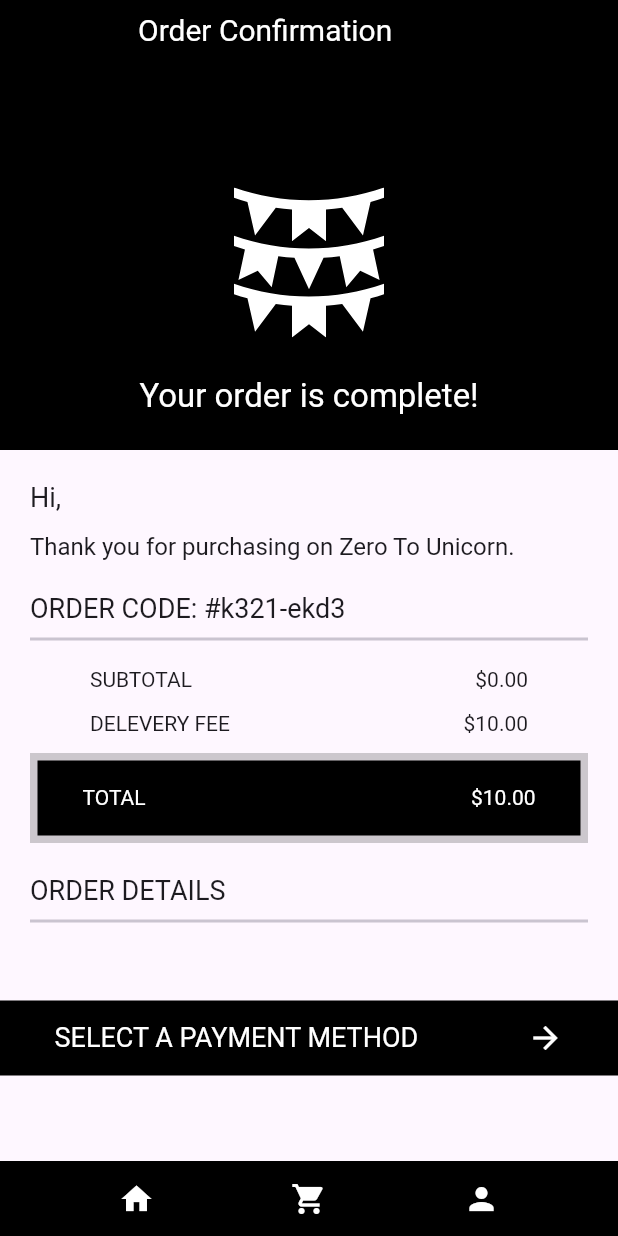
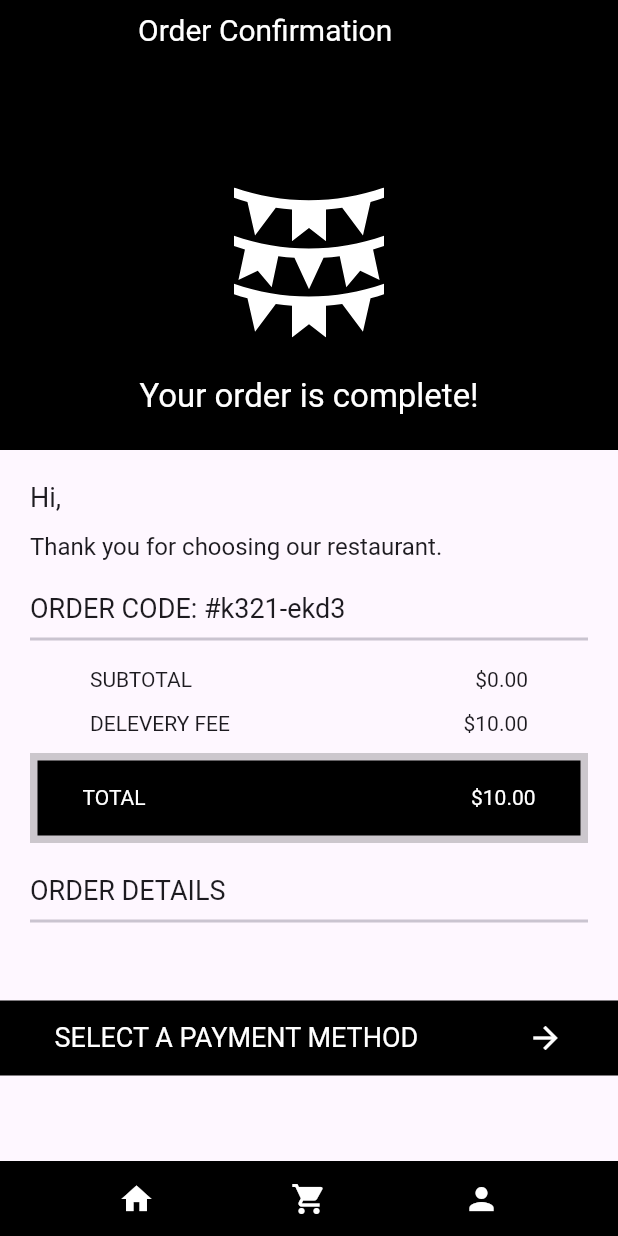
Before and after one commit to siwarbo/mh, a Flutter app: the OrderConfirmation screen opened by its route, on a phone screen of 412 x 824 dp. Run offline on Flutter 3.47's test engine with Material 3 defaults, Android fonts, the phone set to English and light mode, and no system bars; our stand-ins replace bloc, carousel_slider, cloud_firestore, equatable, firebase_auth, firebase_core and 8 more; missing offline and left inert: razorpay_flutter; accounts and stored records are empty.

Commit message:
Last Changes.

```diff
--- a/lib/deliveryPersonnelInterface/delivery_screen.dart
+++ b/lib/deliveryPersonnelInterface/delivery_screen.dart
@@ -146,9 +146,10 @@ class DeliveryPersonnelCard extends StatelessWidget {
                   ),
                   Text(
                     //DateFormat('dd-MM-yyyy').format(order.createdAt),
-                    DateFormat.ABBR_MONTH_DAY,
+                    //DateFormat.ABBR_MONTH_DAY,
+                    '🖤',
                     style: const TextStyle(
-                      fontSize: 10,
+                      fontSize: 20,
                       fontWeight: FontWeight.bold,
                     ),
                   ),
--- a/lib/features/app/spash_screen/splash_screen.dart
+++ b/lib/features/app/spash_screen/splash_screen.dart
@@ -28,7 +28,7 @@ class _SplashScreenState extends State<SplashScreen> {
       children: [
         Center(
           child: Image(
-            image: AssetImage('assets/images/logo.png'),
+            image: AssetImage('assets/images/simple.png'),
             width: 125,
             height: 125,
           ),
@@ -41,7 +41,7 @@ class _SplashScreenState extends State<SplashScreen> {
             horizontal: 20,
           ),
           child: Text(
-            'Zero To Unicorn',
+            'FoodFlow',
             style: Theme.of(context).textTheme.headline2!.copyWith(
                   color: Colors.white,
                   fontSize: 22,
--- a/lib/models/category_model.dart
+++ b/lib/models/category_model.dart
@@ -22,20 +22,35 @@ class Category extends Equatable {
   }
 
   static List<Category> categories = [
-    const Category(
-      name: 'Soft Drinks',
-      imageUrl:
-          'https://images.unsplash.com/photo-1534057308991-b9b3a578f1b1?ixid=MnwxMjA3fDB8MHxwaG90by1wYWdlfHx8fGVufDB8fHx8&ixlib=rb-1.2.1&auto=format&fit=crop&w=634&q=80', //https://unsplash.com/photos/5lZhD2qQ2SE
-    ),
+    // const Category(
+    //   name: 'Soft Drinks',
+    //   imageUrl:
+    //       'https://images.unsplash.com/photo-1534057308991-b9b3a578f1b1?ixid=MnwxMjA3fDB8MHxwaG90by1wYWdlfHx8fGVufDB8fHx8&ixlib=rb-1.2.1&auto=format&fit=crop&w=634&q=80', //https://unsplash.com/photos/5lZhD2qQ2SE
+    // ),
     const Category(
       name: 'Smoothies',
       imageUrl:
           'https://images.unsplash.com/photo-1502741224143-90386d7f8c82?ixid=MnwxMjA3fDB8MHxwaG90by1wYWdlfHx8fGVufDB8fHx8&ixlib=rb-1.2.1&auto=format&fit=crop&w=1050&q=80', //https://unsplash.com/photos/m741tj4Cz7M
     ),
     const Category(
-      name: 'Water',
+      name: 'Drinks',
       imageUrl:
           'https://images.unsplash.com/photo-1559839914-17aae19cec71?ixid=MnwxMjA3fDB8MHxwaG90by1wYWdlfHx8fGVufDB8fHx8&ixlib=rb-1.2.1&auto=format&fit=crop&w=634&q=80', //https://unsplash.com/photos/7Zlds3gm7NU
     ),
+    const Category(
+      name: 'Main Courses',
+      imageUrl:
+          'https://images.pexels.com/photos/3763847/pexels-photo-3763847.jpeg?auto=compress&cs=tinysrgb&w=1260&h=750&dpr=1', //https://unsplash.com/photos/7Zlds3gm7NU
+    ),
+    const Category(
+      name: 'Sides',
+      imageUrl:
+          'https://images.pexels.com/photos/1893555/pexels-photo-1893555.jpeg?auto=compress&cs=tinysrgb&w=1260&h=750&dpr=1', //https://unsplash.com/photos/7Zlds3gm7NU
+    ),
+    const Category(
+      name: 'Desserts',
+      imageUrl:
+          'https://images.pexels.com/photos/3026810/pexels-photo-3026810.jpeg?auto=compress&cs=tinysrgb&w=1260&h=750&dpr=1', //https://unsplash.com/photos/7Zlds3gm7NU
+    ),
   ];
 }
--- a/lib/models/product_model.dart
+++ b/lib/models/product_model.dart
@@ -41,33 +41,78 @@ class Product extends Equatable {
   }
 
   static List<Product> products = [
-    Product(
-      name: 'Soft Drink #1',
-      category: 'Soft Drinks',
-      imageUrl:
-          'https://images.unsplash.com/photo-1598614187854-26a60e982dc4?ixid=MnwxMjA3fDB8MHxwaG90by1wYWdlfHx8fGVufDB8fHx8&ixlib=rb-1.2.1&auto=format&fit=crop&w=1050&q=80', //https://unsplash.com/photos/dO9A6mhSZZY
-      price: 2.99,
-      isRecommended: true,
-      isPopular: false,
-    ),
-    Product(
-      name: 'Soft Drink #2',
-      category: 'Soft Drinks',
-      imageUrl:
-          'https://images.unsplash.com/photo-1610873167013-2dd675d30ef4?ixid=MnwxMjA3fDB8MHxwaG90by1wYWdlfHx8fGVufDB8fHx8&ixlib=rb-1.2.1&auto=format&fit=crop&w=488&q=80', //https://unsplash.com/photos/Viy_8zHEznk
-      price: 2.99,
-      isRecommended: false,
-      isPopular: true,
-    ),
-    Product(
-      name: 'Soft Drink #3',
-      category: 'Soft Drinks',
-      imageUrl:
-          'https://images.unsplash.com/photo-1603833797131-3c0a18fcb6b1?ixid=MnwxMjA3fDB8MHxwaG90by1wYWdlfHx8fGVufDB8fHx8&ixlib=rb-1.2.1&auto=format&fit=crop&w=1050&q=80', //https://unsplash.com/photos/5LIInaqRp5s
-      price: 2.99,
-      isRecommended: true,
-      isPopular: true,
-    ),
+    //Product(
+    //   name: 'Soft Drink #1',
+    //   category: 'Soft Drinks',
+    //   imageUrl:
+    //       'https://images.unsplash.com/photo-1598614187854-26a60e982dc4?ixid=MnwxMjA3fDB8MHxwaG90by1wYWdlfHx8fGVufDB8fHx8&ixlib=rb-1.2.1&auto=format&fit=crop&w=1050&q=80', //https://unsplash.com/photos/dO9A6mhSZZY
+    //   price: 2.99,
+    //   isRecommended: true,
+    //   isPopular: false,
+    // ),
+    // Product(
+    //   name: 'Soft Drink #2',
+    //   category: 'Soft Drinks',
+    //   imageUrl:
+    //       'https://images.unsplash.com/photo-1610873167013-2dd675d30ef4?ixid=MnwxMjA3fDB8MHxwaG90by1wYWdlfHx8fGVufDB8fHx8&ixlib=rb-1.2.1&auto=format&fit=crop&w=488&q=80', //https://unsplash.com/photos/Viy_8zHEznk
+    //   price: 2.99,
+    //   isRecommended: false,
+    //   isPopular: true,
+    // ),
+    // Product(
+    //   name: 'Soft Drink #3',
+    //   category: 'Soft Drinks',
+    //   imageUrl:
+    //       'https://images.unsplash.com/photo-1603833797131-3c0a18fcb6b1?ixid=MnwxMjA3fDB8MHxwaG90by1wYWdlfHx8fGVufDB8fHx8&ixlib=rb-1.2.1&auto=format&fit=crop&w=1050&q=80', //https://unsplash.com/photos/5LIInaqRp5s
+    //   price: 2.99,
+    //   isRecommended: true,
+    //   isPopular: true,
+    // ),
+    // Product(
+    //   name: 'Smoothies #1',
+    //   category: 'Smoothies',
+    //   imageUrl:
+    //       'https://images.unsplash.com/photo-1526424382096-74a93e105682?ixid=MnwxMjA3fDB8MHxwaG90by1wYWdlfHx8fGVufDB8fHx8&ixlib=rb-1.2.1&auto=format&fit=crop&w=634&q=80', //https://unsplash.com/photos/kcYXj4tBtes
+    //   price: 2.99,
+    //   isRecommended: true,
+    //   isPopular: false,
+    // ),
+    // Product(
+    //   name: 'Smoothies #2',
+    //   category: 'Smoothies',
+    //   imageUrl:
+    //       'https://images.unsplash.com/photo-1505252585461-04db1eb84625?ixid=MnwxMjA3fDB8MHxwaG90by1wYWdlfHx8fGVufDB8fHx8&ixlib=rb-1.2.1&auto=format&fit=crop&w=1552&q=80', //https://unsplash.com/photos/CrK843Pl9a4
+    //   price: 2.99,
+    //   isRecommended: false,
+    //   isPopular: false,
+    // ),
+    // Product(
+    //   name: 'Soft Drink #1',
+    //   category: 'Soft Drinks',
+    //   imageUrl:
+    //       'https://images.unsplash.com/photo-1598614187854-26a60e982dc4?ixid=MnwxMjA3fDB8MHxwaG90by1wYWdlfHx8fGVufDB8fHx8&ixlib=rb-1.2.1&auto=format&fit=crop&w=1050&q=80', //https://unsplash.com/photos/dO9A6mhSZZY
+    //   price: 2.99,
+    //   isRecommended: true,
+    //   isPopular: false,
+    // ),
+    // Product(
+    //   name: 'Soft Drink #2',
+    //   category: 'Soft Drinks',
+    //   imageUrl:
+    //       'https://images.unsplash.com/photo-1610873167013-2dd675d30ef4?ixid=MnwxMjA3fDB8MHxwaG90by1wYWdlfHx8fGVufDB8fHx8&ixlib=rb-1.2.1&auto=format&fit=crop&w=488&q=80', //https://unsplash.com/photos/Viy_8zHEznk
+    //   price: 2.99,
+    //   isRecommended: false,
+    //   isPopular: true,
+    // ),
+    // Product(
+    //   name: 'Soft Drink #3',
+    //   category: 'Soft Drinks',
+    //   imageUrl:
+    //       'https://images.unsplash.com/photo-1603833797131-3c0a18fcb6b1?ixid=MnwxMjA3fDB8MHxwaG90by1wYWdlfHx8fGVufDB8fHx8&ixlib=rb-1.2.1&auto=format&fit=crop&w=1050&q=80', //https://unsplash.com/photos/5LIInaqRp5s
+    //   price: 2.99,
+    //   isRecommended: true,
+    //   isPopular: true,
+    // ),
     Product(
       name: 'Smoothies #1',
       category: 'Smoothies',
@@ -86,86 +131,132 @@ class Product extends Equatable {
       isRecommended: false,
       isPopular: false,
     ),
+    // Product(
+    //   name: 'Soft Drink #1',
+    //   category: 'Soft Drinks',
+    //   imageUrl:
+    //       'https://images.unsplash.com/photo-1598614187854-26a60e982dc4?ixid=MnwxMjA3fDB8MHxwaG90by1wYWdlfHx8fGVufDB8fHx8&ixlib=rb-1.2.1&auto=format&fit=crop&w=1050&q=80', //https://unsplash.com/photos/dO9A6mhSZZY
+    //   price: 2.99,
+    //   isRecommended: true,
+    //   isPopular: false,
+    // ),
+    // Product(
+    //   name: 'Soft Drink #2',
+    //   category: 'Soft Drinks',
+    //   imageUrl:
+    //       'https://images.unsplash.com/photo-1610873167013-2dd675d30ef4?ixid=MnwxMjA3fDB8MHxwaG90by1wYWdlfHx8fGVufDB8fHx8&ixlib=rb-1.2.1&auto=format&fit=crop&w=488&q=80', //https://unsplash.com/photos/Viy_8zHEznk
+    //   price: 2.99,
+    //   isRecommended: false,
+    //   isPopular: true,
+    // ),
+    // Product(
+    //   name: 'Soft Drink #3',
+    //   category: 'Soft Drinks',
+    //   imageUrl:
+    //       'https://images.unsplash.com/photo-1603833797131-3c0a18fcb6b1?ixid=MnwxMjA3fDB8MHxwaG90by1wYWdlfHx8fGVufDB8fHx8&ixlib=rb-1.2.1&auto=format&fit=crop&w=1050&q=80', //https://unsplash.com/photos/5LIInaqRp5s
+    //   price: 2.99,
+    //   isRecommended: true,
+    //   isPopular: true,
+    // ),
+    // Product(
+    //   name: 'Smoothies #2',
+    //   category: 'Smoothies',
+    //   imageUrl:
+    //       'https://images.unsplash.com/photo-1505252585461-04db1eb84625?ixid=MnwxMjA3fDB8MHxwaG90by1wYWdlfHx8fGVufDB8fHx8&ixlib=rb-1.2.1&auto=format&fit=crop&w=1552&q=80', //https://unsplash.com/photos/CrK843Pl9a4
+    //   price: 2.99,
+    //   isRecommended: false,
+    //   isPopular: false,
+    // ),
     Product(
-      name: 'Soft Drink #1',
-      category: 'Soft Drinks',
+      name: 'Juice',
+      category: 'Drinks',
       imageUrl:
-          'https://images.unsplash.com/photo-1598614187854-26a60e982dc4?ixid=MnwxMjA3fDB8MHxwaG90by1wYWdlfHx8fGVufDB8fHx8&ixlib=rb-1.2.1&auto=format&fit=crop&w=1050&q=80', //https://unsplash.com/photos/dO9A6mhSZZY
-      price: 2.99,
+          'https://images.pexels.com/photos/1251210/pexels-photo-1251210.jpeg?auto=compress&cs=tinysrgb&w=1260&h=750&dpr=1', //https://unsplash.com/photos/CrK843Pl9a4
+      price: 11.99,
+      isRecommended: false,
+      isPopular: false,
+    ),
+    Product(
+      name: 'water',
+      category: 'Drinks',
+      imageUrl:
+          'https://images.pexels.com/photos/416528/pexels-photo-416528.jpeg?auto=compress&cs=tinysrgb&w=1260&h=750&dpr=1', //https://unsplash.com/photos/CrK843Pl9a4
+      price: 0.99,
+      isRecommended: true,
+      isPopular: true,
+    ),
+
+    Product(
+      name: 'Pizza',
+      category: 'Main Courses',
+      imageUrl:
+          'https://images.pexels.com/photos/708587/pexels-photo-708587.jpeg?auto=compress&cs=tinysrgb&w=1260&h=750&dpr=1', //https://unsplash.com/photos/CrK843Pl9a4
+      price: 13.9,
+      isRecommended: true,
+      isPopular: true,
+    ),
+    Product(
+      name: 'Cheese burger',
+      category: 'Main Courses',
+      imageUrl:
+          'https://images.pexels.com/photos/1251198/pexels-photo-1251198.jpeg?auto=compress&cs=tinysrgb&w=1260&h=750&dpr=1', //https://unsplash.com/photos/CrK843Pl9a4
+      price:13.9,
       isRecommended: true,
       isPopular: false,
     ),
     Product(
-      name: 'Soft Drink #2',
-      category: 'Soft Drinks',
+      name: 'Soup',
+      category: 'Main Courses',
       imageUrl:
-          'https://images.unsplash.com/photo-1610873167013-2dd675d30ef4?ixid=MnwxMjA3fDB8MHxwaG90by1wYWdlfHx8fGVufDB8fHx8&ixlib=rb-1.2.1&auto=format&fit=crop&w=488&q=80', //https://unsplash.com/photos/Viy_8zHEznk
-      price: 2.99,
+          'https://images.pexels.com/photos/539451/pexels-photo-539451.jpeg?auto=compress&cs=tinysrgb&w=1260&h=750&dpr=1', //https://unsplash.com/photos/CrK843Pl9a4
+      price: 23.9,
+      isRecommended: true,
+      isPopular: true,
+    ),
+    Product(
+      name: 'Chicken burger',
+      category: 'Main Courses',
+      imageUrl:
+          'https://images.pexels.com/photos/1431305/pexels-photo-1431305.jpeg?auto=compress&cs=tinysrgb&w=1260&h=750&dpr=1', //https://unsplash.com/photos/CrK843Pl9a4
+      price: 19.9,
+      isRecommended: true,
+      isPopular: true,
+    ),
+    Product(
+      name: 'Chicken salad',
+      category: 'Sides',
+      imageUrl:
+          'https://images.pexels.com/photos/434258/pexels-photo-434258.jpeg?auto=compress&cs=tinysrgb&w=1260&h=750&dpr=1', //https://unsplash.com/photos/CrK843Pl9a4
+      price: 8.9,
+      isRecommended: true,
+      isPopular: true,
+    ),
+    Product(
+      name: 'Greek salad',
+      category: 'Sides',
+      imageUrl:
+          'https://images.pexels.com/photos/1211887/pexels-photo-1211887.jpeg?auto=compress&cs=tinysrgb&w=1260&h=750&dpr=1', //https://unsplash.com/photos/CrK843Pl9a4
+      price: 6.9,
       isRecommended: false,
       isPopular: true,
     ),
     Product(
-      name: 'Soft Drink #3',
-      category: 'Soft Drinks',
+      name: 'Cheese cake',
+      category: 'Desserts',
       imageUrl:
-          'https://images.unsplash.com/photo-1603833797131-3c0a18fcb6b1?ixid=MnwxMjA3fDB8MHxwaG90by1wYWdlfHx8fGVufDB8fHx8&ixlib=rb-1.2.1&auto=format&fit=crop&w=1050&q=80', //https://unsplash.com/photos/5LIInaqRp5s
-      price: 2.99,
+          'https://images.pexels.com/photos/1126359/pexels-photo-1126359.jpeg?auto=compress&cs=tinysrgb&w=1260&h=750&dpr=1', //https://unsplash.com/photos/CrK843Pl9a4
+      price: 11.9,
       isRecommended: true,
       isPopular: true,
     ),
     Product(
-      name: 'Smoothies #1',
-      category: 'Smoothies',
+      name: 'Ice cream',
+      category: 'Desserts',
       imageUrl:
-          'https://images.unsplash.com/photo-1526424382096-74a93e105682?ixid=MnwxMjA3fDB8MHxwaG90by1wYWdlfHx8fGVufDB8fHx8&ixlib=rb-1.2.1&auto=format&fit=crop&w=634&q=80', //https://unsplash.com/photos/kcYXj4tBtes
-      price: 2.99,
-      isRecommended: true,
-      isPopular: false,
-    ),
-    Product(
-      name: 'Smoothies #2',
-      category: 'Smoothies',
-      imageUrl:
-          'https://images.unsplash.com/photo-1505252585461-04db1eb84625?ixid=MnwxMjA3fDB8MHxwaG90by1wYWdlfHx8fGVufDB8fHx8&ixlib=rb-1.2.1&auto=format&fit=crop&w=1552&q=80', //https://unsplash.com/photos/CrK843Pl9a4
-      price: 2.99,
-      isRecommended: false,
-      isPopular: false,
-    ),
-    Product(
-      name: 'Soft Drink #1',
-      category: 'Soft Drinks',
-      imageUrl:
-          'https://images.unsplash.com/photo-1598614187854-26a60e982dc4?ixid=MnwxMjA3fDB8MHxwaG90by1wYWdlfHx8fGVufDB8fHx8&ixlib=rb-1.2.1&auto=format&fit=crop&w=1050&q=80', //https://unsplash.com/photos/dO9A6mhSZZY
-      price: 2.99,
-      isRecommended: true,
-      isPopular: false,
-    ),
-    Product(
-      name: 'Soft Drink #2',
-      category: 'Soft Drinks',
-      imageUrl:
-          'https://images.unsplash.com/photo-1610873167013-2dd675d30ef4?ixid=MnwxMjA3fDB8MHxwaG90by1wYWdlfHx8fGVufDB8fHx8&ixlib=rb-1.2.1&auto=format&fit=crop&w=488&q=80', //https://unsplash.com/photos/Viy_8zHEznk
-      price: 2.99,
+          'https://images.pexels.com/photos/1352281/pexels-photo-1352281.jpeg?auto=compress&cs=tinysrgb&w=1260&h=750&dpr=1', //https://unsplash.com/photos/CrK843Pl9a4
+      price: 8.9,
       isRecommended: false,
       isPopular: true,
     ),
-    Product(
-      name: 'Soft Drink #3',
-      category: 'Soft Drinks',
-      imageUrl:
-          'https://images.unsplash.com/photo-1603833797131-3c0a18fcb6b1?ixid=MnwxMjA3fDB8MHxwaG90by1wYWdlfHx8fGVufDB8fHx8&ixlib=rb-1.2.1&auto=format&fit=crop&w=1050&q=80', //https://unsplash.com/photos/5LIInaqRp5s
-      price: 2.99,
-      isRecommended: true,
-      isPopular: true,
-    ),
-    Product(
-      name: 'Smoothies #2',
-      category: 'Smoothies',
-      imageUrl:
-          'https://images.unsplash.com/photo-1505252585461-04db1eb84625?ixid=MnwxMjA3fDB8MHxwaG90by1wYWdlfHx8fGVufDB8fHx8&ixlib=rb-1.2.1&auto=format&fit=crop&w=1552&q=80', //https://unsplash.com/photos/CrK843Pl9a4
-      price: 2.99,
-      isRecommended: false,
-      isPopular: false,
-    ),
   ];
 }
--- a/lib/screens/home/home_screen.dart
+++ b/lib/screens/home/home_screen.dart
@@ -20,7 +20,7 @@ class HomeScreen extends StatelessWidget {
   @override
   Widget build(BuildContext context) {
     return Scaffold(
-      appBar: CustomAppBar(title: 'Zero To Unicorn'),
+      appBar: CustomAppBar(title: 'FoodFlow'),
       bottomNavigationBar: CustomNavBar(),
       body: Column(
         children: [
--- a/lib/screens/order_confirmation/order_confirmation_screen.dart
+++ b/lib/screens/order_confirmation/order_confirmation_screen.dart
@@ -102,7 +102,7 @@ class OrderConfirmation extends StatelessWidget {
                   ),
                   SizedBox(height: 10),
                   Text(
-                    'Thank you for purchasing on Zero To Unicorn.',
+                    'Thank you for choosing our restaurant.',
                     style: Theme.of(context)
                         .textTheme
                         .headline6!
--- a/lib/screens/product/product_screen.dart
+++ b/lib/screens/product/product_screen.dart
@@ -131,7 +131,7 @@ class ProductScreen extends StatelessWidget {
               children: [
                 ListTile(
                   title: Text(
-                      'hhhhhhhhhhhhhhhhhhhhhhhhhhhhhhhhhhhhhhhhhhhhhhhhhhhhhhhhh',
+                      'Discover a symphony of flavors at our restaurant, where every dish is a masterpiece crafted with the finest ingredients.',
                       style: Theme.of(context).textTheme.bodyText1),
                 ),
               ],
@@ -145,7 +145,7 @@ class ProductScreen extends StatelessWidget {
               children: [
                 ListTile(
                   title: Text(
-                      'aaaaaaaaaaaaaaaaaaaaaaaaaaaaaaaaaaaaaaaaaaaaaaaaaaaaaaaaaa',
+                      'Enjoy the convenience of having your favorite dishes delivered straight to your doorstep! Our delivery service ensures that your food arrives fresh and hot, ready to be savored in the comfort of your own home',
                       style: Theme.of(context).textTheme.bodyText1),
                 ),
               ],
--- a/lib/screens/profileUser/profile_user_screen.dart
+++ b/lib/screens/profileUser/profile_user_screen.dart
@@ -54,7 +54,7 @@ class _ProfileUserState extends State<ProfileUser> {
         decoration: BoxDecoration(
           image: DecorationImage(
             image: AssetImage(
-                'assets/images/images.jpeg'), // Replace with your image path
+                'assets/images/prof.jpg'), // Replace with your image path
             fit: BoxFit.cover, // Adjust image fit as needed
           ),
         ),
@@ -67,7 +67,7 @@ class _ProfileUserState extends State<ProfileUser> {
               CircleAvatar(
                 radius: 100, // Adjust radius as needed
                 backgroundImage: AssetImage(
-                    'assets/images/iconp.png'), // Replace with your image path
+                    'assets/images/ip.jpg'), // Replace with your image path
               ),
               SizedBox(height: 20),
               Row(
```
Also changed, not shown: assets/images/ip.jpg (added), assets/images/prof.jpg (added), assets/images/simple.png (added).
